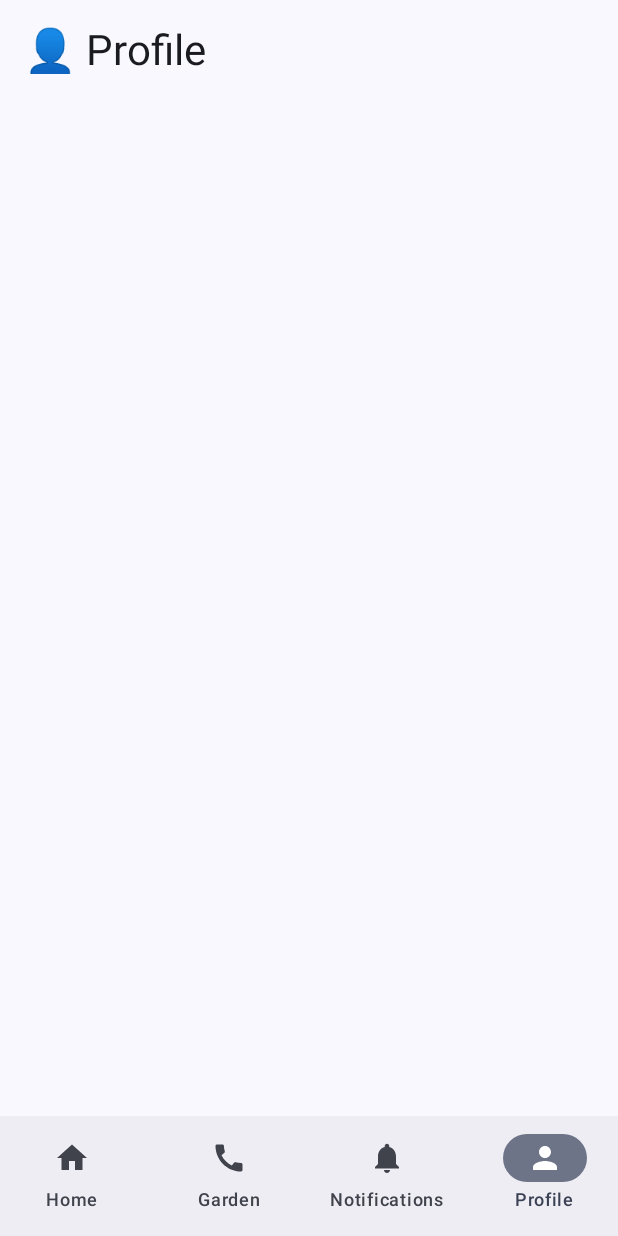
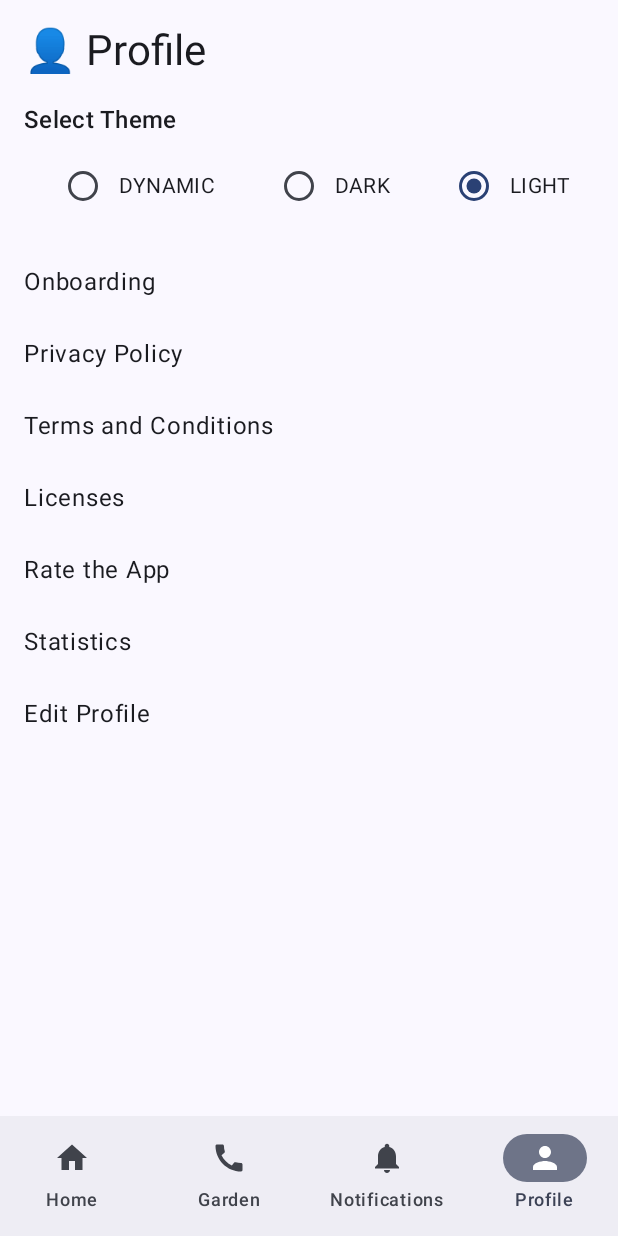
Before and after one commit to rmnkhr/Plantastic, an Android app built with Jetpack Compose: the MainScreen screen opened through its navigation route, item 4 of the bottom bar chosen, on a phone screen of 412 x 824 dp. Run offline under Robolectric (Android 15) with nearby library versions, the phone set to English and light mode, and no system bars.

Commit message:
Jules was unable to complete the task in time. Please review the work done so far and provide feedback for Jules to continue.

```diff
--- a/app/src/main/java/com/plantastic/com/screens/MainScreen.kt
+++ b/app/src/main/java/com/plantastic/com/screens/MainScreen.kt
@@ -24,9 +24,19 @@ fun MainScreen() {
         ) {
             composable(BottomNavItem.Home.route) { HomeScreen() }
             composable(BottomNavItem.Garden.route) { GardenScreen() }
-            composable(BottomNavItem.Notifications.route) { NotificationsScreen(navController) } // Pass NavController
-            composable(BottomNavItem.Profile.route) { ProfileScreen() }
-            composable(com.plantastic.com.Destinations.ADD_NOTIFICATION) { AddNotificationScreen(navController) } // Add new route
+            composable(BottomNavItem.Notifications.route) { NotificationsScreen(navController) }
+            composable(BottomNavItem.Profile.route) { ProfileScreen(navController) } // Pass NavController
+            composable(com.plantastic.com.Destinations.ADD_NOTIFICATION) { AddNotificationScreen(navController) }
+
+            // New Profile sub-screens
+            composable(com.plantastic.com.Destinations.PRIVACY_POLICY) { PrivacyPolicyScreen() }
+            composable(com.plantastic.com.Destinations.TERMS_AND_CONDITIONS) { TermsAndConditionsScreen() }
+            composable(com.plantastic.com.Destinations.LICENSES) { LicensesScreen() }
+            composable(com.plantastic.com.Destinations.RATE_THE_APP) { RateTheAppScreen() }
+            composable(com.plantastic.com.Destinations.STATISTICS) { StatisticsScreen() }
+            composable(com.plantastic.com.Destinations.EDIT_PROFILE) { EditProfileScreen() }
+            // Onboarding is typically handled by the main app NavHost, but if a profile item needs to re-trigger it:
+            composable(com.plantastic.com.Destinations.ONBOARDING) { OnboardingScreen(navController) } // Assuming OnboardingScreen can take a NavController from this graph too
         }
     }
 }
--- a/app/src/main/java/com/plantastic/com/screens/ProfileScreen.kt
+++ b/app/src/main/java/com/plantastic/com/screens/ProfileScreen.kt
@@ -1,13 +1,86 @@
 package com.plantastic.com.screens
 
+import androidx.compose.foundation.layout.Arrangement
 import androidx.compose.runtime.Composable
 import androidx.compose.foundation.layout.padding
 import androidx.compose.material3.MaterialTheme
 import androidx.compose.material3.Text
+import androidx.compose.material3.RadioButton
 import androidx.compose.ui.Modifier
 import androidx.compose.ui.unit.dp
+import androidx.compose.foundation.lazy.LazyColumn
+import androidx.compose.foundation.lazy.items
+import androidx.compose.foundation.layout.Column
+import androidx.compose.foundation.layout.Row
+import androidx.compose.foundation.layout.fillMaxWidth
+import androidx.compose.foundation.layout.Spacer
+import androidx.compose.foundation.layout.height
+import androidx.compose.runtime.mutableStateOf
+import androidx.compose.runtime.remember
+import androidx.compose.ui.Alignment
+import androidx.navigation.NavController
+import com.plantastic.com.Destinations
+import androidx.compose.foundation.clickable
+
+// 1. Define Theme Options
+enum class ThemeSetting {
+    DYNAMIC, DARK, LIGHT
+}
 
 @Composable
-fun ProfileScreen() {
-    Text("👤 Profile", style = MaterialTheme.typography.headlineMedium, modifier = Modifier.padding(16.dp))
+fun ThemeSwitcherSection() {
+    val currentTheme = remember { mutableStateOf(ThemeSetting.LIGHT) }
+
+    Column(modifier = Modifier.fillMaxWidth()) {
+        Text("Select Theme", style = MaterialTheme.typography.titleMedium, modifier = Modifier.padding(bottom = 8.dp))
+        Row(
+            modifier = Modifier.fillMaxWidth(),
+            horizontalArrangement = Arrangement.SpaceAround,
+            verticalAlignment = Alignment.CenterVertically
+        ) {
+            ThemeSetting.values().forEach { theme ->
+                Row(verticalAlignment = Alignment.CenterVertically) {
+                    RadioButton(
+                        selected = currentTheme.value == theme,
+                        onClick = { currentTheme.value = theme }
+                    )
+                    Text(theme.name, style = MaterialTheme.typography.bodyMedium)
+                }
+            }
+        }
+    }
 }
+
+@Composable
+fun ProfileScreen(navController: NavController) { // Added NavController
+    // Define menu items as a list of pairs: (Text, Destination Route)
+    val menuItems = listOf(
+        "Onboarding" to Destinations.ONBOARDING,
+        "Privacy Policy" to Destinations.PRIVACY_POLICY,
+        "Terms and Conditions" to Destinations.TERMS_AND_CONDITIONS,
+        "Licenses" to Destinations.LICENSES,
+        "Rate the App" to Destinations.RATE_THE_APP,
+        "Statistics" to Destinations.STATISTICS,
+        "Edit Profile" to Destinations.EDIT_PROFILE
+    )
+
+    Column(modifier = Modifier.padding(16.dp)) {
+        Text("👤 Profile", style = MaterialTheme.typography.headlineMedium, modifier = Modifier.padding(bottom = 16.dp))
+
+        ThemeSwitcherSection()
+
+        Spacer(modifier = Modifier.height(16.dp)) // Add some space before the list
+
+        LazyColumn {
+            items(menuItems) { (title, route) ->
+                Text(
+                    text = title,
+                    modifier = Modifier
+                        .fillMaxWidth()
+                        .clickable { navController.navigate(route) }
+                        .padding(vertical = 12.dp) // Increased padding for better touch target
+                )
+            }
+        }
+    }
+}
```
Also changed, not shown: app/src/main/java/com/plantastic/com/PlantasticMain.kt (+9 -0 lines), app/src/main/java/com/plantastic/com/screens/EditProfileScreen.kt (added, +73 -0 lines), app/src/main/java/com/plantastic/com/screens/LicensesScreen.kt (added, +31 -0 lines), app/src/main/java/com/plantastic/com/screens/PrivacyPolicyScreen.kt (added, +31 -0 lines), app/src/main/java/com/plantastic/com/screens/RateTheAppScreen.kt (added, +31 -0 lines), app/src/main/java/com/plantastic/com/screens/StatisticsScreen.kt (added, +41 -0 lines), app/src/main/java/com/plantastic/com/screens/TermsAndConditionsScreen.kt (added, +31 -0 lines).
